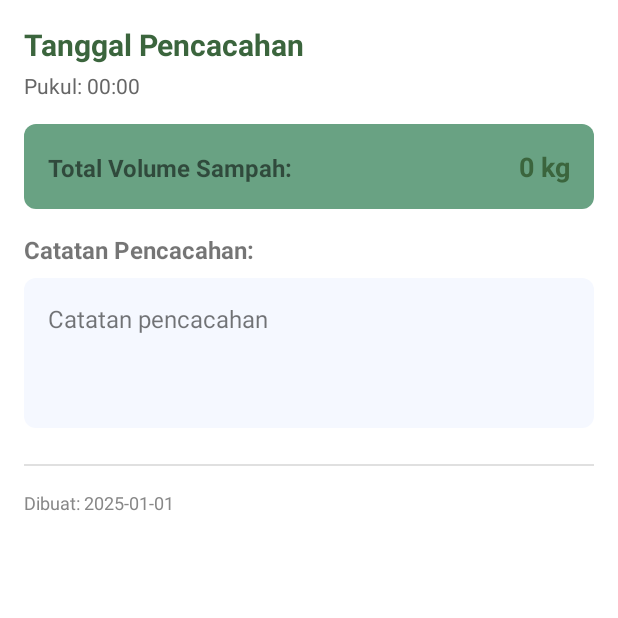
After one commit to Haikalimanf/WeGot, an Android app: the HistoryDetailActivity screen opened directly, with no data from a screen before it, on a phone screen of 412 x 824 dp, the top half of it. The commit adds this screen. Run offline under Robolectric (Android 15) with nearby library versions, the phone set to English and light mode, and no system bars.

Commit message:
feat: add history detail screen with UI and data binding, including navigation from history list

```diff
--- a/app/src/main/java/com/codelabs/wegot/model/remote/response/hitoryPencacahan/getHistoryPencacahanResponse.kt
+++ b/app/src/main/java/com/codelabs/wegot/model/remote/response/hitoryPencacahan/getHistoryPencacahanResponse.kt
@@ -1,10 +1,14 @@
 package com.codelabs.wegot.model.remote.response.hitoryPencacahan
+
+import android.os.Parcelable
+import kotlinx.parcelize.Parcelize
 
 data class GetHistoryPencacahanResponse(
 	val data: List<DataItem>,
 	val status: String
 )
 
+@Parcelize
 data class DataItem(
 	val tanggalWaktu: String? = "",
 	val createdAt: String? = "",
@@ -12,4 +16,4 @@ data class DataItem(
 	val catatan: String? = "",
 	val id: Int? = 0,
 	val userId: Int? = 0
-)
+) : Parcelable
--- a/app/src/main/java/com/codelabs/wegot/ui/MainActivity.kt
+++ b/app/src/main/java/com/codelabs/wegot/ui/MainActivity.kt
@@ -20,7 +20,6 @@ class MainActivity : AppCompatActivity() {
         val splashScreen = installSplashScreen()
         super.onCreate(savedInstanceState)
 
-
         binding = ActivityMainBinding.inflate(layoutInflater)
         setContentView(binding.root)
 
--- /dev/null
+++ b/app/src/main/java/com/codelabs/wegot/ui/pencatatan_history/detail_pencatatan_history/HistoryDetailActivity.kt
@@ -0,0 +1,70 @@
+package com.codelabs.wegot.ui.pencatatan_history.detail_pencatatan_history
+
+import android.os.Bundle
+import androidx.appcompat.app.AppCompatActivity
+import com.codelabs.wegot.databinding.ActivityHistoryDetailBinding
+import com.codelabs.wegot.model.remote.response.hitoryPencacahan.DataItem
+import java.text.SimpleDateFormat
+import java.util.*
+
+class HistoryDetailActivity : AppCompatActivity() {
+
+    private lateinit var binding: ActivityHistoryDetailBinding
+
+    override fun onCreate(savedInstanceState: Bundle?) {
+        super.onCreate(savedInstanceState)
+        binding = ActivityHistoryDetailBinding.inflate(layoutInflater)
+        setContentView(binding.root)
+
+        setupActionBar()
+
+        val historyItem = intent.getParcelableExtra<DataItem>("history_data")
+        if (historyItem != null) {
+            setupUI(historyItem)
+        }
+    }
+
+    private fun setupActionBar() {
+        supportActionBar?.setDisplayHomeAsUpEnabled(true)
+        supportActionBar?.setDisplayShowHomeEnabled(true)
+        supportActionBar?.title = "Detail Riwayat Pencacahan"
+    }
+
+    private fun setupUI(item: DataItem) {
+        val inputFormat = SimpleDateFormat("yyyy-MM-dd'T'HH:mm:ss.SSS'Z'", Locale.getDefault())
+        val outputDateFormat = SimpleDateFormat("dd MMMM yyyy", Locale("id", "ID"))
+        val outputTimeFormat = SimpleDateFormat("HH:mm", Locale.getDefault())
+
+        val formattedDate = try {
+            val date = inputFormat.parse(item.tanggalWaktu)
+            outputDateFormat.format(date ?: Date())
+        } catch (e: Exception) {
+            item.tanggalWaktu
+        }
+
+        val formattedTime = try {
+            val date = inputFormat.parse(item.tanggalWaktu)
+            outputTimeFormat.format(date ?: Date())
+        } catch (e: Exception) {
+            ""
+        }
+
+        binding.tvTanggalWaktu.text = formattedDate
+        binding.tvWaktu.text = "Pukul: $formattedTime"
+        binding.tvTotalSampah.text = "${item.totalSampah} kg"
+        binding.tvCatatan.text = item.catatan ?: "Tidak ada catatan"
+
+        val createdDate = try {
+            val date = inputFormat.parse(item.createdAt)
+            outputDateFormat.format(date ?: Date())
+        } catch (e: Exception) {
+            item.createdAt
+        }
+        binding.tvCreatedAt.text = "Dibuat: $createdDate"
+    }
+
+    override fun onSupportNavigateUp(): Boolean {
+        onBackPressed()
+        return true
+    }
+}
--- /dev/null
+++ b/app/src/main/res/drawable/rounded_rectangle_bg_gray.xml
@@ -0,0 +1,5 @@
+<?xml version="1.0" encoding="utf-8"?>
+<shape xmlns:android="http://schemas.android.com/apk/res/android"
+    android:shape="rectangle">
+    <solid android:color="@color/gray_light" />
+    <corners android:radius="8dp" /> </shape>
--- /dev/null
+++ b/app/src/main/res/layout/activity_history_detail.xml
@@ -0,0 +1,95 @@
+<?xml version="1.0" encoding="utf-8"?>
+<ScrollView xmlns:android="http://schemas.android.com/apk/res/android"
+    android:layout_width="match_parent"
+    android:layout_height="match_parent"
+    android:padding="@dimen/dimen_padding_16">
+
+    <LinearLayout
+        android:layout_width="match_parent"
+        android:layout_height="wrap_content"
+        android:orientation="vertical">
+
+        <TextView
+            android:id="@+id/tvTanggalWaktu"
+            android:layout_width="wrap_content"
+            android:layout_height="wrap_content"
+            android:text="Tanggal Pencacahan"
+            android:textSize="20sp"
+            android:textStyle="bold"
+            android:textColor="@color/dark_green"
+            android:paddingBottom="4dp"/>
+
+        <TextView
+            android:id="@+id/tvWaktu"
+            android:layout_width="wrap_content"
+            android:layout_height="wrap_content"
+            android:text="Pukul: 00:00"
+            android:textSize="14sp"
+            android:textColor="#666666"
+            android:paddingBottom="16dp"/>
+
+        <LinearLayout
+            android:layout_width="match_parent"
+            android:layout_height="wrap_content"
+            android:orientation="horizontal"
+            android:background="@drawable/rounded_rectangle_bg"
+            android:padding="16dp"
+            android:layout_marginBottom="16dp">
+
+            <TextView
+                android:layout_width="0dp"
+                android:layout_height="wrap_content"
+                android:layout_weight="1"
+                android:text="Total Volume Sampah:"
+                android:textStyle="bold"
+                android:textSize="16sp"/>
+
+            <TextView
+                android:id="@+id/tvTotalSampah"
+                android:layout_width="wrap_content"
+                android:layout_height="wrap_content"
+                android:text="0 kg"
+                android:textSize="18sp"
+                android:textStyle="bold"
+                android:textColor="@color/dark_green"/>
+
+        </LinearLayout>
+
+        <TextView
+            android:layout_width="wrap_content"
+            android:layout_height="wrap_content"
+            android:text="Catatan Pencacahan:"
+            android:textStyle="bold"
+            android:textSize="16sp"
+            android:paddingBottom="8dp"/>
+
+        <TextView
+            android:id="@+id/tvCatatan"
+            android:layout_width="match_parent"
+            android:layout_height="wrap_content"
+            android:text="Catatan pencacahan"
+            android:textSize="16sp"
+            android:background="@drawable/rounded_rectangle_bg_gray"
+            android:padding="16dp"
+            android:minHeight="100dp"
+            android:gravity="top"
+            android:layout_marginBottom="24dp"/>
+
+        <View
+            android:layout_width="match_parent"
+            android:layout_height="1dp"
+            android:background="#E0E0E0"
+            android:layout_marginBottom="16dp"/>
+
+        <TextView
+            android:id="@+id/tvCreatedAt"
+            android:layout_width="wrap_content"
+            android:layout_height="wrap_content"
+            android:text="Dibuat: 2025-01-01"
+            android:textColor="#888888"
+            android:textSize="12sp"
+            android:gravity="center"/>
+
+    </LinearLayout>
+
+</ScrollView>
--- a/app/src/main/res/layout/activity_login.xml
+++ b/app/src/main/res/layout/activity_login.xml
@@ -26,10 +26,11 @@
             android:padding="@dimen/dimen_padding_16">
 
             <ImageView
-                android:layout_width="126dp"
+                android:layout_width="196dp"
                 android:layout_height="126dp"
                 android:layout_gravity="center_horizontal"
                 android:src="@drawable/ic_logo"
+                android:scaleType="centerCrop"
                 android:contentDescription="App logo"/>
 
             <androidx.appcompat.widget.AppCompatTextView
--- a/app/src/main/res/layout/activity_register.xml
+++ b/app/src/main/res/layout/activity_register.xml
@@ -27,10 +27,11 @@
             >
 
             <ImageView
-                android:layout_width="126dp"
+                android:layout_width="196dp"
                 android:layout_height="126dp"
                 android:layout_gravity="center_horizontal"
                 android:src="@drawable/ic_logo"
+                android:scaleType="centerCrop"
                 android:contentDescription="App logo"/>
 
             <androidx.appcompat.widget.AppCompatTextView
```
Also changed, not shown: app/src/main/AndroidManifest.xml (+7 -3 lines), app/src/main/java/com/codelabs/wegot/ui/adapter/HistoryAdapter.kt (+10 -1 lines), app/src/main/java/com/codelabs/wegot/ui/notifications/NotificationDetailActivity.kt (+13 -0 lines), app/src/main/java/com/codelabs/wegot/ui/pencatatan_history/PencatatanHistoryFragment.kt (+8 -0 lines), app/src/main/res/drawable/ic_logo.png.
